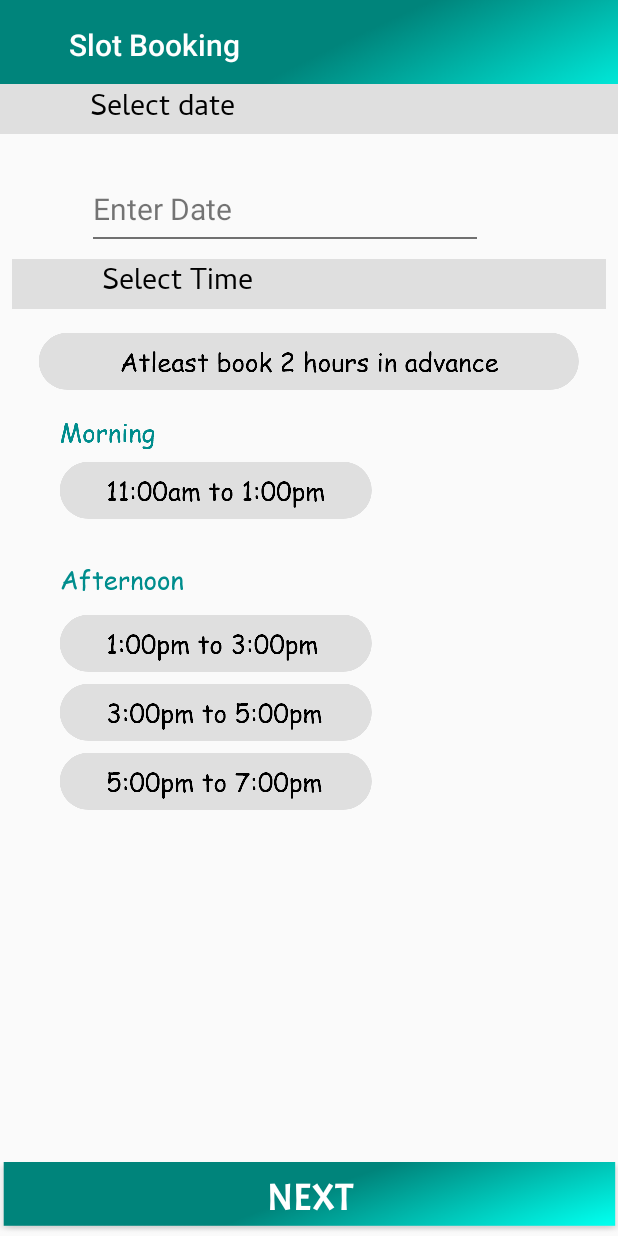
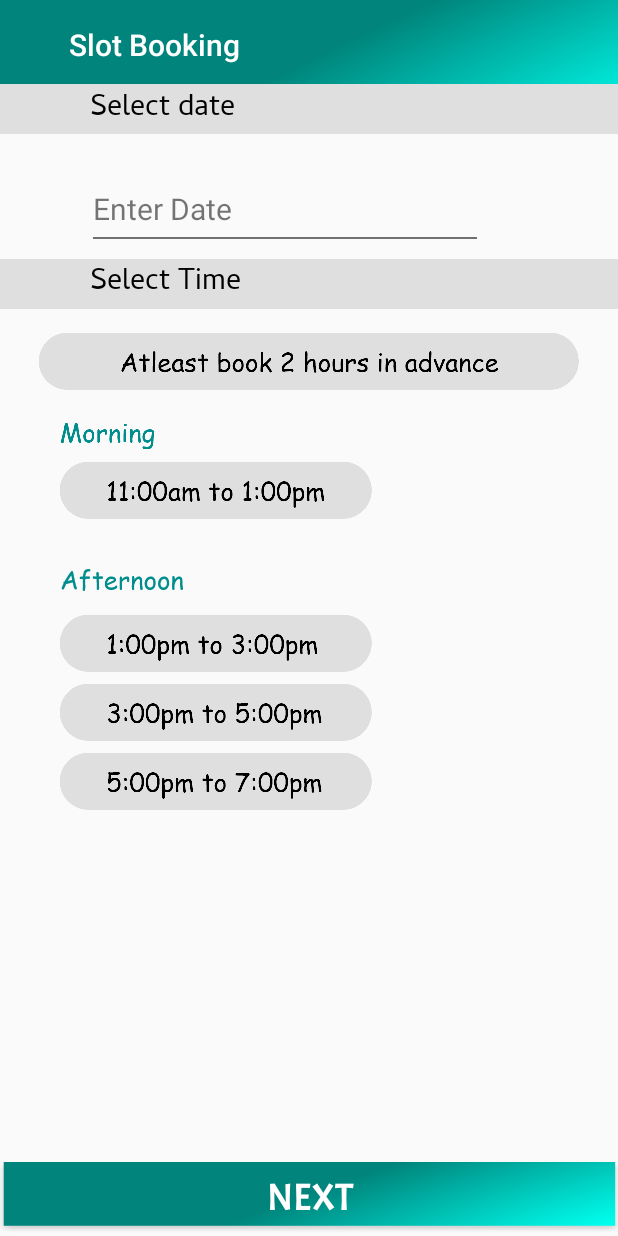
Before and after one commit to chandan3966/SystemDesigning, an Android app: the SlotBooking screen opened directly, with no data from a screen before it, on a phone screen of 412 x 824 dp. Run offline under Robolectric (Android 15) with nearby library versions, the phone set to English and light mode, and no system bars; libraries missing offline, so code that uses them is left out: com.daimajia.androidanimations.

Commit message:
designfinal

```diff
--- a/app/src/main/res/layout/activity_slot_booking.xml
+++ b/app/src/main/res/layout/activity_slot_booking.xml
@@ -94,8 +94,6 @@
         android:id="@+id/constraintLayout3"
         android:layout_width="0dp"
         android:layout_height="33dp"
-        android:layout_marginStart="8dp"
-        android:layout_marginEnd="8dp"
         android:background="#DFDFDF"
         app:layout_constraintEnd_toEndOf="parent"
         app:layout_constraintStart_toStartOf="parent"
```
